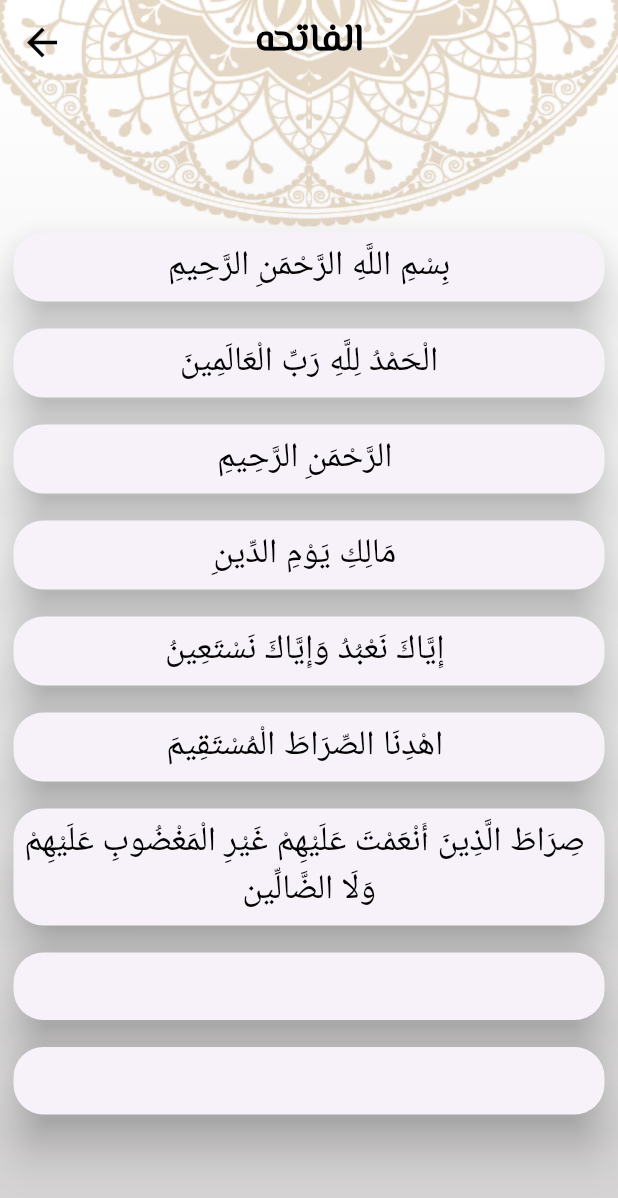
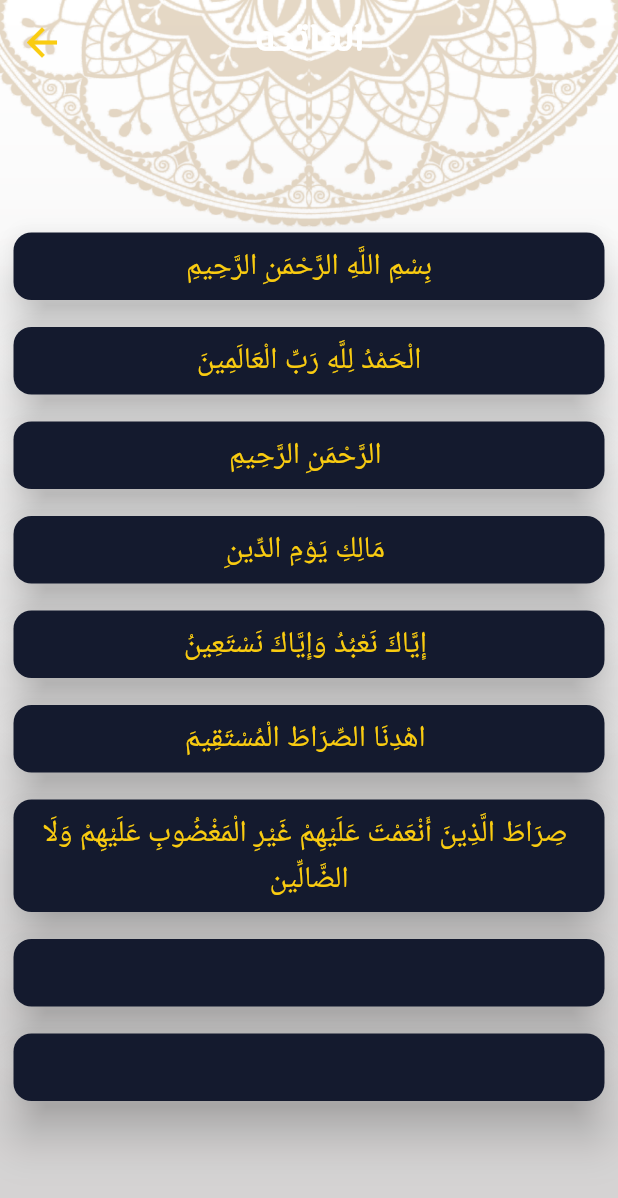
Before and after one commit to ahmeedmoheey/quran-app, a Flutter app: the screen it shows after launch, after a tap on "الفاتحه", on a phone screen of 412 x 824 dp. Shown: the top 1198 px of the screen. Run offline on Flutter 3.47's test engine with Material 3 defaults, Android fonts, the phone set to English and light mode, and no system bars.

Commit message:
+ dark theme

```diff
--- a/lib/config/theme/mytheme.dart
+++ b/lib/config/theme/mytheme.dart
@@ -3,13 +3,14 @@
 import 'package:projects/core/utls/fonts_manager.dart';
 
 class MyTheme {
+static bool isDrakEnabled = true;
   static final ThemeData lightTheme = ThemeData(
+
       primaryColor: ColorManager.goldColor,
       scaffoldBackgroundColor: Colors.transparent,
-      appBarTheme:  const AppBarTheme(
+      appBarTheme: const AppBarTheme(
           iconTheme: IconThemeData(
-
-            color: Colors.black,
+            color: ColorManager.goldColor,
             size: 30,
           ),
           centerTitle: true,
@@ -39,12 +40,21 @@
             borderRadius: BorderRadius.circular(14),
           ),
           elevation: 18,
-           backgroundColor: Colors.white
+          backgroundColor: Colors.white,
+
+      ),
+      iconTheme: IconThemeData(
+        color: ColorManager.goldColor
       ),
       dividerColor: ColorManager.goldColor,
       textTheme: const TextTheme(
           titleSmall: TextStyle(
               fontSize: 25, fontWeight: FontWeight.w700, color: Colors.black),
+          displayMedium: TextStyle(
+            fontSize:18 ,
+            fontWeight: FontWeight.w700,
+            color: Colors.black
+          ),
           bodySmall: TextStyle(
             color: Colors.black,
             fontSize: 23,
@@ -54,31 +64,96 @@
               fontSize: 14, fontWeight: FontWeight.w400, color: Colors.black),
           labelSmall: TextStyle(
               fontSize: 16, fontWeight: FontWeight.w700, color: Colors.black),
-        bodyMedium: TextStyle(fontSize: 18,fontWeight: FontWeight.w700,color: ColorManager.goldColor),
-      ),
-
-
-
+          bodyMedium: TextStyle(
+              fontSize: 18,
+              fontWeight: FontWeight.w700,
+              color: ColorManager.goldColor),
+          bodyLarge: TextStyle(
+              fontWeight: FontWeight.w400,
+              fontSize: 20,
+              color: Colors.black)),
       cardTheme: CardTheme(
         margin: EdgeInsets.all(9),
         elevation: 13,
         shape: RoundedRectangleBorder(borderRadius: BorderRadius.circular(20)),
       ));
+
   static final ThemeData darkTheme = ThemeData(
-           colorScheme: ColorScheme.fromSeed(seedColor: ColorManager.goldColor),
-          primaryColor: ColorManager.goldColor,
-          appBarTheme:  const AppBarTheme(
+
+      colorScheme: ColorScheme.fromSeed(
+          seedColor: ColorManager.darkBlue,
+          primary: ColorManager.darkBlue,
+          onPrimary: Colors.yellow),
+      primaryColor: ColorManager.darkBlue,
+      scaffoldBackgroundColor: Colors.transparent,
+      appBarTheme: const AppBarTheme(
           iconTheme: IconThemeData(
+            color: ColorManager.yellowColor,
+            size: 30,
+          ),
+          centerTitle: true,
+          elevation: 0,
+          backgroundColor: Colors.transparent,
+          titleTextStyle: TextStyle(
+              color: Colors.white,
+              fontSize: 25,
+              fontWeight: FontWeight.w700,
+              fontFamily: FontsManager.elMessiri)),
+      bottomNavigationBarTheme: const BottomNavigationBarThemeData(
+        selectedItemColor: ColorManager.yellowColor,
+        unselectedIconTheme: IconThemeData(
+          color: Colors.white,
+          size: 35,
+        ),
+        selectedIconTheme: IconThemeData(
+          color: ColorManager.yellowColor,
+          size: 50,
+        ),
+        unselectedItemColor: Colors.white,
+        showSelectedLabels: true,
+        showUnselectedLabels: false,
+      ),
+      bottomSheetTheme: BottomSheetThemeData(
+          shape: RoundedRectangleBorder(
+            borderRadius: BorderRadius.circular(14),
+          ),
+          elevation: 18,
+          backgroundColor: ColorManager.darkBlue),
+      iconTheme: IconThemeData(
+          color: ColorManager.yellowColor
+      ),
+      dividerColor: ColorManager.yellowColor,
+      textTheme: const TextTheme(
+          titleSmall: TextStyle(
+              fontSize: 25, fontWeight: FontWeight.w700, color: Colors.white),
+          displayMedium: TextStyle(
+              fontSize:18 ,
+              fontWeight: FontWeight.w700,
               color: Colors.white
           ),
-              titleTextStyle:TextStyle(
-                  color: Colors.black,
-                  fontSize: 25,
+          bodySmall: TextStyle(
+            color: Colors.white,
+            fontSize: 23,
+            fontWeight: FontWeight.w400,
+          ),
+          displaySmall: TextStyle(
+              fontSize: 14, fontWeight: FontWeight.w400, color: Colors.black),
+          labelSmall: TextStyle(
+              fontSize: 16,
               fontWeight: FontWeight.w700,
-                  fontFamily: FontsManager.elMessiri
-                                                       ),
-                 )
-
-  );
-
+              color: ColorManager.yellowColor),
+          bodyMedium: TextStyle(
+              fontSize: 18,
+              fontWeight: FontWeight.w700,
+              color: ColorManager.yellowColor),
+          bodyLarge: TextStyle(
+              fontWeight: FontWeight.w400,
+              fontSize: 20,
+              color: ColorManager.yellowColor)),
+      cardTheme: CardTheme(
+        color: ColorManager.darkBlue,
+        margin: EdgeInsets.all(9),
+        elevation: 13,
+        shape: RoundedRectangleBorder(borderRadius: BorderRadius.circular(12)),
+      ));
 }
--- a/lib/core/utls/assetsmanager.dart
+++ b/lib/core/utls/assetsmanager.dart
@@ -10,4 +10,5 @@
   static const String hadithHeaderImage = 'assets/images/hadeth_logo@2x.png';
   static const String sebhaHeaderImage = 'assets/images/body_sebha_logo@2x.png';
   static const String headSebhaImage = 'assets/images/head_sebha_logo@2x.png';
+  static const String darkMainBg = 'assets/images/dark_bg@2x.png';
 }
--- a/lib/core/utls/color_manager.dart
+++ b/lib/core/utls/color_manager.dart
@@ -2,4 +2,6 @@
 
 class ColorManager {
   static const Color goldColor = Color(0xFFB7935F);
+  static const Color darkBlue = Color(0xFF141A2E);
+  static const Color yellowColor = Color(0xFFFACC10);
 }
--- a/lib/my_app/my_app.dart
+++ b/lib/my_app/my_app.dart
@@ -19,7 +19,8 @@
       },
       initialRoute: RoutsManager.splashRoute,
       theme: MyTheme.lightTheme,
-      themeMode: ThemeMode.light,
+      darkTheme: MyTheme.darkTheme,
+      themeMode: ThemeMode.dark,
     );
   }
 }
--- a/lib/presentation/home/homescreen.dart
+++ b/lib/presentation/home/homescreen.dart
@@ -1,5 +1,7 @@
 import 'package:flutter/material.dart';
+import 'package:projects/config/theme/mytheme.dart';
 import 'package:projects/core/utls/assetsmanager.dart';
+import 'package:projects/core/utls/color_manager.dart';
 import 'package:projects/core/utls/strings_manager.dart';
 import 'package:projects/presentation/home/tabs/hadeth_tab/hadeth_tab.dart';
 import 'package:projects/presentation/home/tabs/quran_tab/quran_tab.dart';
@@ -26,14 +28,18 @@
   @override
   Widget build(BuildContext context) {
     return Container(
-      decoration: const BoxDecoration(
+      decoration:  BoxDecoration(
           image: DecorationImage(
-              image: AssetImage(AssetsManager.lightMainBg), fit: BoxFit.cover)),
+              image: AssetImage(MyTheme.isDrakEnabled ?AssetsManager.darkMainBg :AssetsManager.lightMainBg), fit: BoxFit.cover)),
       child: Scaffold(
         appBar: AppBar(
           title: const Text(StringsManager.appTitle),
         ),
-        bottomNavigationBar: BottomNavigationBar(
+        bottomNavigationBar: Theme(
+          data: Theme .of(context).copyWith(
+            canvasColor: Theme.of(context).primaryColor
+          ),
+          child: BottomNavigationBar(
               currentIndex: selectedIndex,
               onTap: (index) {
                 setState(() {
@@ -42,28 +48,29 @@
               },
               items: [
                 BottomNavigationBarItem(
-                  backgroundColor: Color(0xFFB7935F),
+
                     icon: ImageIcon(AssetImage(AssetsManager.quran)),
                     label: StringsManager.quranLabel),
                 BottomNavigationBarItem(
-                  backgroundColor: Color(0xFFB7935F),
+
                     icon: ImageIcon(AssetImage(AssetsManager.hadeth)),
                     label: StringsManager.ahadithName),
                 BottomNavigationBarItem(
-                  backgroundColor: Color(0xFFB7935F),
+
                     icon: ImageIcon(
                       AssetImage(AssetsManager.sebha),
                     ),
                     label: StringsManager.sebhaLabel),
                 BottomNavigationBarItem(
-                  backgroundColor: Color(0xFFB7935F),
+
                     icon: ImageIcon(AssetImage(AssetsManager.radio)),
                     label: StringsManager.radioLabel),
                 BottomNavigationBarItem(
-                  backgroundColor: Color(0xFFB7935F),
+
                     icon: Icon(Icons.settings),
                     label: StringsManager.settingsLabel),
               ]),
+        ),
         body: tabs[selectedIndex],
       ),
     );
--- a/lib/presentation/home/tabs/hadeth_tab/hadith_details/hadith_details.dart
+++ b/lib/presentation/home/tabs/hadeth_tab/hadith_details/hadith_details.dart
@@ -1,4 +1,5 @@
 import 'package:flutter/material.dart';
+import 'package:projects/config/theme/mytheme.dart';
 import 'package:projects/core/utls/assetsmanager.dart';
 import 'package:projects/presentation/home/tabs/hadeth_tab/hadeth_tab.dart';
 
@@ -10,9 +11,9 @@
     HadithItem hadith =
         ModalRoute.of(context)?.settings.arguments as HadithItem;
     return Container(
-      decoration: const BoxDecoration(
+      decoration: BoxDecoration(
           image: DecorationImage(
-              image: AssetImage(AssetsManager.lightMainBg), fit: BoxFit.fill)),
+              image: AssetImage(MyTheme.isDrakEnabled ?AssetsManager.darkMainBg :AssetsManager.lightMainBg), fit: BoxFit.cover)),
       child: Scaffold(
         appBar: AppBar(
           title: Text(hadith.title),
@@ -27,7 +28,7 @@
                     child: Text(
                   hadith.content,
                   textAlign: TextAlign.center,
-                  style: Theme.of(context).textTheme.bodySmall,
+                  style: Theme.of(context).textTheme.bodyLarge,
                 ))),
           ),
         ),
--- a/lib/presentation/home/tabs/quran_tab/quran_details/quran_widget.dart
+++ b/lib/presentation/home/tabs/quran_tab/quran_details/quran_widget.dart
@@ -15,7 +15,7 @@
           alignment: Alignment.center,
           child: Text(VerseItem,
               textAlign: TextAlign.center,
-              style: Theme.of(context).textTheme.bodySmall),
+              style: Theme.of(context).textTheme.bodyLarge),
         ),
       ),
     );
--- a/lib/presentation/home/tabs/quran_tab/widgets/chapter_name_widget.dart
+++ b/lib/presentation/home/tabs/quran_tab/widgets/chapter_name_widget.dart
@@ -10,7 +10,7 @@
       width: double.infinity,
       decoration: BoxDecoration(
           border: Border.symmetric(
-        horizontal: BorderSide(color: Theme.of(context).primaryColor, width: 5),
+        horizontal: BorderSide(color: Theme.of(context).dividerColor, width: 5),
       )),
       child: IntrinsicHeight(
         child: Padding(
--- a/lib/presentation/home/tabs/settings/widgets/language_bottom_sheet.dart
+++ b/lib/presentation/home/tabs/settings/widgets/language_bottom_sheet.dart
@@ -17,8 +17,7 @@
                 'English',
                 style: Theme.of(context).textTheme.bodyMedium,
               ),
-              Icon(Icons.check,
-                  size: 30, color: Theme.of(context).primaryColor),
+              Icon(Icons.check),
             ],
           ),
           SizedBox(
@@ -26,9 +25,7 @@
           ),
           Text('Arabic',
               style: Theme.of(context)
-                  .textTheme
-                  .bodyMedium
-                  ?.copyWith(color: Colors.black)),
+                  .textTheme.displayMedium),
         ],
       ),
     );
--- a/lib/presentation/home/tabs/settings/widgets/theme_bottom_sheet.dart
+++ b/lib/presentation/home/tabs/settings/widgets/theme_bottom_sheet.dart
@@ -17,8 +17,7 @@
                 'Light',
                 style: Theme.of(context).textTheme.bodyMedium,
               ),
-              Icon(Icons.check,
-                  size: 30, color: Theme.of(context).primaryColor),
+              Icon(Icons.check),
             ],
           ),
           SizedBox(
@@ -26,9 +25,7 @@
           ),
           Text('Dark',
               style: Theme.of(context)
-                  .textTheme
-                  .bodyMedium
-                  ?.copyWith(color: Colors.black)),
+                  .textTheme.displayMedium),
         ],
       ),
     );
```
Lines whose indentation alone changed are shown as unchanged.
